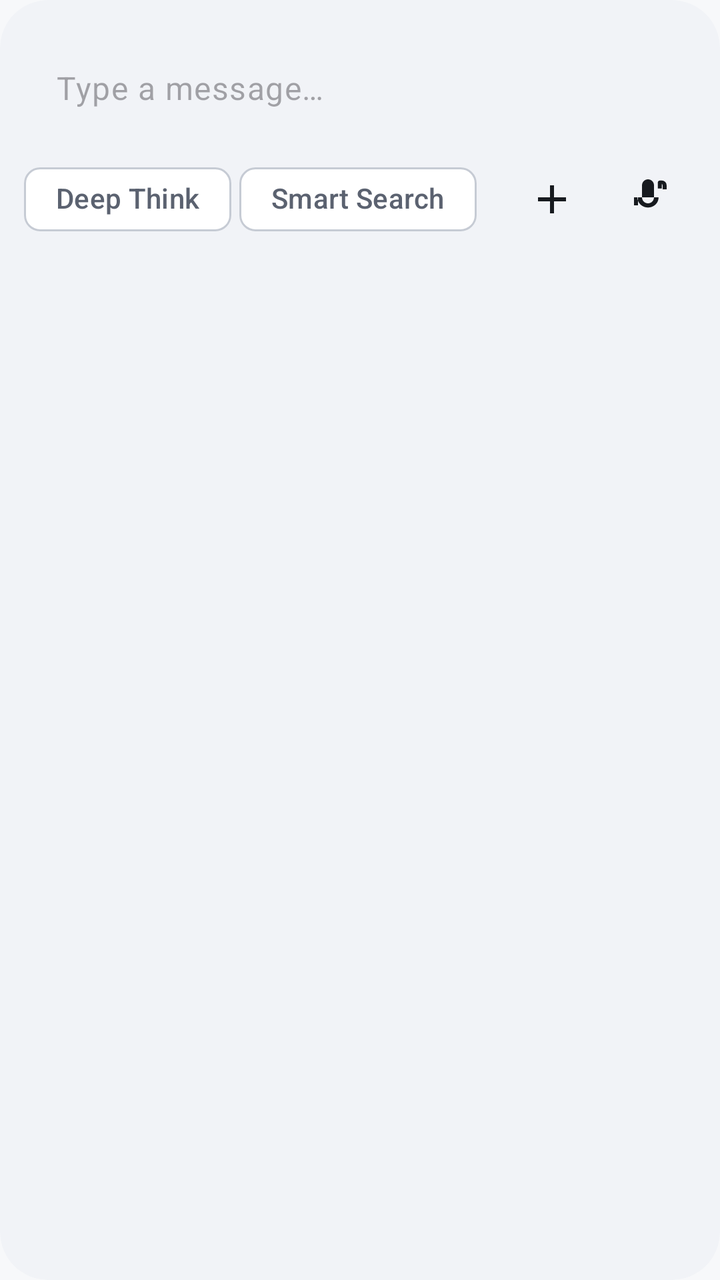
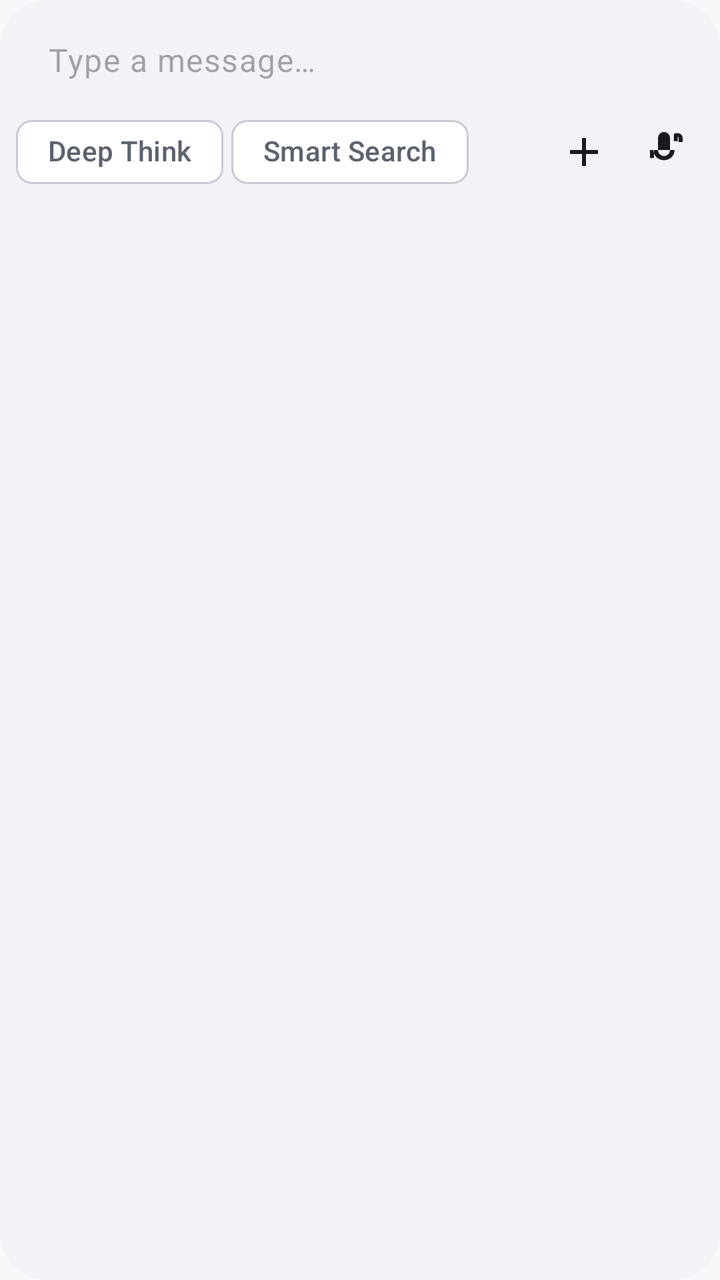

Before-and-after screenshots of an Android layout around one commit, followed by the original layout XML and the change that was made.
<!-- AndroidManifest.xml: application theme Theme.MyApplication -->
<!-- res/layout/view_chat_input_box.xml -->
<?xml version="1.0" encoding="utf-8"?>
<com.google.android.material.card.MaterialCardView xmlns:android="http://schemas.android.com/apk/res/android"
    xmlns:app="http://schemas.android.com/apk/res-auto"
    android:layout_width="match_parent"
    android:layout_height="wrap_content"
    app:cardCornerRadius="24dp"
    app:cardElevation="0dp"
    app:strokeWidth="0dp"
    app:cardBackgroundColor="?attr/colorSurfaceContainer">

    <LinearLayout
        android:layout_width="match_parent"
        android:layout_height="wrap_content"
        android:orientation="vertical"
        android:padding="12dp">

        
        <androidx.recyclerview.widget.RecyclerView
            android:id="@+id/rvAttachments"
            android:layout_width="match_parent"
            android:layout_height="wrap_content"
            android:visibility="gone"
            android:clipToPadding="false"
            android:paddingStart="4dp"
            android:paddingEnd="4dp" />

        
        <FrameLayout
            android:id="@+id/firstRowContainer"
            android:layout_width="match_parent"
            android:layout_height="wrap_content"
            android:layout_marginTop="4dp">

            
            <com.google.android.material.textfield.TextInputLayout
                android:id="@+id/inputLayout"
                style="@style/Widget.Material3.TextInputLayout.OutlinedBox"
                android:layout_width="match_parent"
                android:layout_height="wrap_content"
                app:boxBackgroundMode="none"
                app:boxStrokeWidth="0dp"
                app:boxStrokeWidthFocused="0dp"
                app:hintEnabled="false">

                <com.google.android.material.textfield.TextInputEditText
                    android:id="@+id/inputText"
                    android:layout_width="match_parent"
                    android:layout_height="wrap_content"
                    android:minHeight="48dp"
                    android:hint="@string/chat_input_hint"
                    android:inputType="text"
                    android:maxLines="1"
                    android:imeOptions="actionSend"
                    android:scrollbars="none"
                    android:textAppearance="@style/TextAppearance.DoDroid.BodyLarge" />

            </com.google.android.material.textfield.TextInputLayout>

            
            <TextView
                android:id="@+id/voiceHint"
                android:layout_width="match_parent"
                android:layout_height="48dp"
                android:gravity="center"
                android:text="@string/voice_hold_to_speak"
                android:textAppearance="@style/TextAppearance.DoDroid.BodyLarge"
                android:background="@drawable/bg_voice_hint"
                android:visibility="gone" />

        </FrameLayout>

        
        <LinearLayout
            android:layout_width="match_parent"
            android:layout_height="wrap_content"
            android:layout_marginTop="4dp"
            android:orientation="horizontal"
            android:gravity="center_vertical">

            <com.google.android.material.chip.Chip
                android:id="@+id/btnThink"
                style="@style/Widget.Material3.Chip.Filter"
                android:layout_width="wrap_content"
                android:layout_height="wrap_content"
                android:checkable="true"
                android:text="@string/deep_think"
                app:chipIcon="@drawable/ic_think"
                app:chipIconSize="16dp" />

            <com.google.android.material.chip.Chip
                android:id="@+id/btnWebSearch"
                style="@style/Widget.Material3.Chip.Filter"
                android:layout_width="wrap_content"
                android:layout_height="wrap_content"
                android:layout_marginStart="4dp"
                android:checkable="true"
                android:text="@string/web_search"
                app:chipIcon="@drawable/ic_web_search"
                app:chipIconSize="16dp" />

            <View
                android:layout_width="0dp"
                android:layout_height="0dp"
                android:layout_weight="1" />

            <ImageButton
                android:id="@+id/btnAdd"
                android:layout_width="48dp"
                android:layout_height="48dp"
                android:background="?attr/selectableItemBackgroundBorderless"
                android:src="@drawable/ic_add"
                android:contentDescription="@string/add"
                android:scaleType="centerInside" />

            <ImageButton
                android:id="@+id/btnModeSwitch"
                android:layout_width="48dp"
                android:layout_height="48dp"
                android:background="?attr/selectableItemBackgroundBorderless"
                android:src="@drawable/ic_mic"
                android:contentDescription="@string/switch_mode"
                android:scaleType="centerInside" />

            <ImageButton
                android:id="@+id/btnSend"
                android:layout_width="48dp"
                android:layout_height="48dp"
                android:layout_marginStart="4dp"
                android:background="@drawable/bg_send_button"
                android:padding="12dp"
                android:src="@drawable/ic_send"
                android:contentDescription="@string/send"
                android:scaleType="fitCenter"
                android:visibility="gone" />

        </LinearLayout>

    </LinearLayout>

</com.google.android.material.card.MaterialCardView>
<!-- resources referenced by this layout -->
<resources>
  <!-- drawable bg_send_button (drawable) -->
  <?xml version="1.0" encoding="utf-8"?>
  <shape xmlns:android="http://schemas.android.com/apk/res/android"
      android:shape="oval">
      <solid android:color="?attr/colorPrimary" />
      <size android:width="36dp" android:height="36dp" />
  </shape>
  <!-- drawable bg_voice_hint (drawable) -->
  <?xml version="1.0" encoding="utf-8"?>
  <shape xmlns:android="http://schemas.android.com/apk/res/android"
      android:shape="rectangle">
      <solid android:color="?attr/colorSurface" />
      <corners android:radius="12dp" />
  </shape>
  <!-- drawable ic_add (drawable) -->
  <?xml version="1.0" encoding="utf-8"?>
  <vector xmlns:android="http://schemas.android.com/apk/res/android"
      android:width="24dp"
      android:height="24dp"
      android:viewportWidth="24"
      android:viewportHeight="24"
      android:tint="?attr/colorOnSurface">
      <path
          android:fillColor="@android:color/white"
          android:pathData="M19,13h-6v6h-2v-6H5v-2h6V5h2v6h6v2z"/>
  </vector>
  <!-- drawable ic_send (drawable) -->
  <?xml version="1.0" encoding="utf-8"?>
  <vector xmlns:android="http://schemas.android.com/apk/res/android"
      android:width="24dp"
      android:height="24dp"
      android:viewportWidth="24"
      android:viewportHeight="24"
      android:tint="?attr/colorOnPrimary">
      <path
          android:fillColor="@android:color/white"
          android:pathData="M2.01,21L23,12 2.01,3 2,10l15,2 -15,2z" />
  </vector>
  <!-- drawable ic_think (drawable) -->
  <?xml version="1.0" encoding="utf-8"?>
  <vector xmlns:android="http://schemas.android.com/apk/res/android"
      android:width="24dp"
      android:height="24dp"
      android:viewportWidth="24"
      android:viewportHeight="24"
      android:tint="?attr/colorOnSurface">
      <path
          android:fillColor="@android:color/white"
          android:pathData="M12,2C6.48,2 2,6.48 2,12s4.48,10 10,10 10,-4.48 10,-10S17.52,2 12,2zM12,20c-4.41,0 -8,-3.59 -8,-8s3.59,-8 8,-8 8,3.59 8,8 -3.59,8 -8,8zM12.5,7H11v6l5.25,3.15 0.75,-1.23 -4.5,-2.67z"/>
  </vector>
  <string name="add">Add</string>
  <string name="chat_input_hint">Type a message…</string>
  <string name="deep_think">Deep Think</string>
  <string name="send">Send</string>
  <string name="switch_mode">Switch Mode</string>
  <string name="voice_hold_to_speak">Hold to speak</string>
  <string name="web_search">Smart Search</string>
  <style name="TextAppearance.DoDroid.BodyLarge" parent="TextAppearance.Material3.BodyLarge">
          <item name="android:textColor">?attr/colorOnSurface</item>
      </style>
  <color name="m3_primary">#4C5FD5</color>
  <color name="m3_on_primary">#FFFFFF</color>
  <color name="m3_primary_container">#DDE2FF</color>
  <color name="m3_on_primary_container">#101A44</color>
  <color name="m3_secondary">#5A5F6B</color>
  <color name="m3_on_secondary">#FFFFFF</color>
  <color name="m3_background">#F7F8FA</color>
  <color name="m3_on_background">#171A1F</color>
  <color name="m3_surface">#FFFFFF</color>
  <color name="m3_on_surface">#171A1F</color>
  <color name="m3_surface_container">#F1F3F7</color>
  <color name="m3_on_surface_variant">#5B6270</color>
  <color name="m3_surface_container_high">#E9ECF2</color>
  <color name="m3_outline">#C6CBD4</color>
  <color name="m3_outline_variant">#E1E4EA</color>
  <color name="m3_error">#BA1A1A</color>
  <color name="m3_success">#1E8E5A</color>
  <color name="m3_warning">#B26A00</color>
  <!-- unchanged entries left out for length: 3 -->
</resources>

<!-- the commit's change to res/layout/view_chat_input_box.xml (unified diff, before → after) -->
@@ -12,7 +12,7 @@
         android:layout_width="match_parent"
         android:layout_height="wrap_content"
         android:orientation="vertical"
-        android:padding="12dp">
+        android:padding="8dp">
 
         
         <androidx.recyclerview.widget.RecyclerView
@@ -29,7 +29,7 @@
             android:id="@+id/firstRowContainer"
             android:layout_width="match_parent"
             android:layout_height="wrap_content"
-            android:layout_marginTop="4dp">
+            android:layout_marginTop="2dp">
 
             
             <com.google.android.material.textfield.TextInputLayout
@@ -46,7 +46,9 @@
                     android:id="@+id/inputText"
                     android:layout_width="match_parent"
                     android:layout_height="wrap_content"
-                    android:minHeight="48dp"
+                    android:minHeight="40dp"
+                    android:paddingTop="8dp"
+                    android:paddingBottom="8dp"
                     android:hint="@string/chat_input_hint"
                     android:inputType="text"
                     android:maxLines="1"
@@ -73,7 +75,7 @@
         <LinearLayout
             android:layout_width="match_parent"
             android:layout_height="wrap_content"
-            android:layout_marginTop="4dp"
+            android:layout_marginTop="2dp"
             android:orientation="horizontal"
             android:gravity="center_vertical">
 
@@ -105,8 +107,8 @@
 
             <ImageButton
                 android:id="@+id/btnAdd"
-                android:layout_width="48dp"
-                android:layout_height="48dp"
+                android:layout_width="40dp"
+                android:layout_height="40dp"
                 android:background="?attr/selectableItemBackgroundBorderless"
                 android:src="@drawable/ic_add"
                 android:contentDescription="@string/add"
@@ -114,8 +116,8 @@
 
             <ImageButton
                 android:id="@+id/btnModeSwitch"
-                android:layout_width="48dp"
-                android:layout_height="48dp"
+                android:layout_width="40dp"
+                android:layout_height="40dp"
                 android:background="?attr/selectableItemBackgroundBorderless"
                 android:src="@drawable/ic_mic"
                 android:contentDescription="@string/switch_mode"
@@ -123,11 +125,11 @@
 
             <ImageButton
                 android:id="@+id/btnSend"
-                android:layout_width="48dp"
-                android:layout_height="48dp"
+                android:layout_width="40dp"
+                android:layout_height="40dp"
                 android:layout_marginStart="4dp"
                 android:background="@drawable/bg_send_button"
-                android:padding="12dp"
+                android:padding="10dp"
                 android:src="@drawable/ic_send"
                 android:contentDescription="@string/send"
                 android:scaleType="fitCenter"
